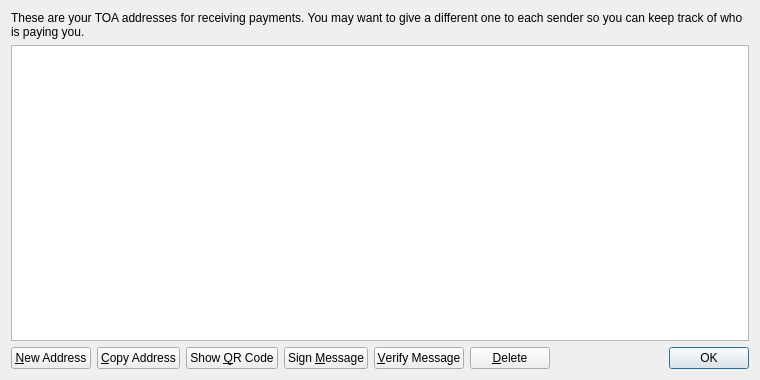
Old version of the form src/qt/forms/addressbookpage.ui in the repository toacoin/TOA.
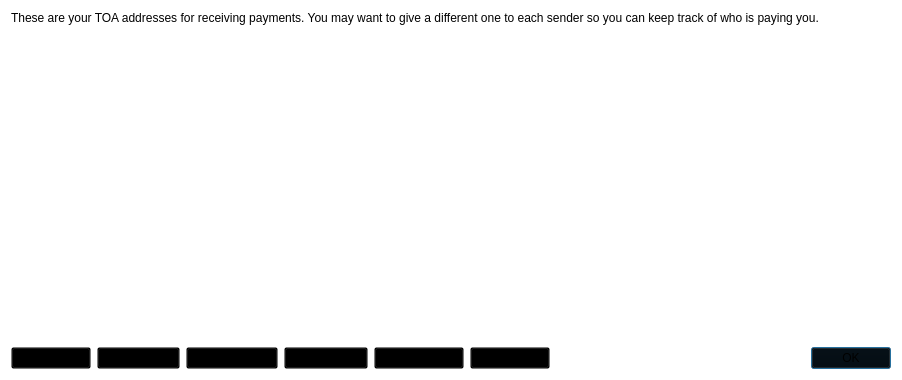
New version of the form. Icons and pictures are not drawn.

What changed in the file:
```diff
--- a/src/qt/forms/addressbookpage.ui
+++ b/src/qt/forms/addressbookpage.ui
@@ -6,7 +6,7 @@
    <rect>
     <x>0</x>
     <y>0</y>
-    <width>760</width>
+    <width>902</width>
     <height>380</height>
    </rect>
   </property>
@@ -14,7 +14,7 @@
    <string>Address Book</string>
   </property>
   <property name="styleSheet">
-   <string notr="true">background-image: url(:/images/2s);</string>
+   <string notr="true">background: transparent;</string>
   </property>
   <layout class="QVBoxLayout" name="verticalLayout">
    <item>
@@ -38,6 +38,16 @@
      <property name="toolTip">
       <string>Double-click to edit address or label</string>
      </property>
+     <property name="styleSheet">
+      <string notr="true">QHeaderView::section{
+            &quot;border-top:0px solid #D8D8D8;&quot;
+            &quot;border-left:0px solid #D8D8D8;&quot;
+            &quot;border-right:1px solid #D8D8D8;&quot;
+            &quot;border-bottom: 1px solid #D8D8D8;&quot;
+            &quot;background-color:white;&quot;
+            &quot;padding:4px;&quot;
+        }</string>
+     </property>
      <property name="tabKeyNavigation">
       <bool>false</bool>
      </property>
```
